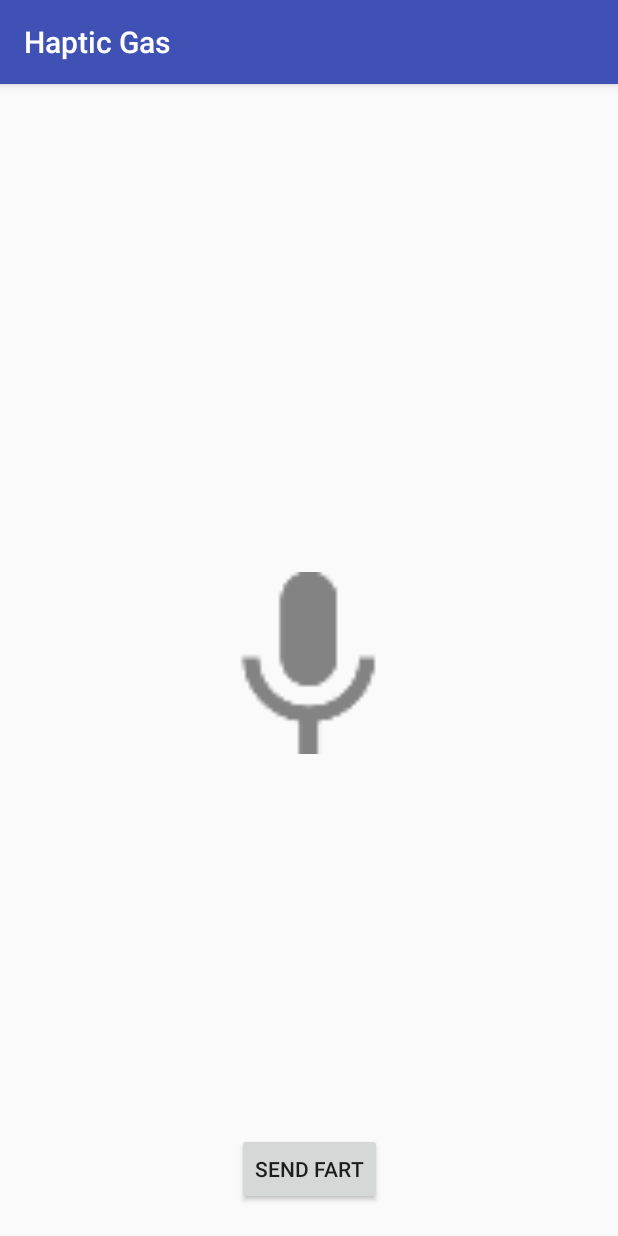
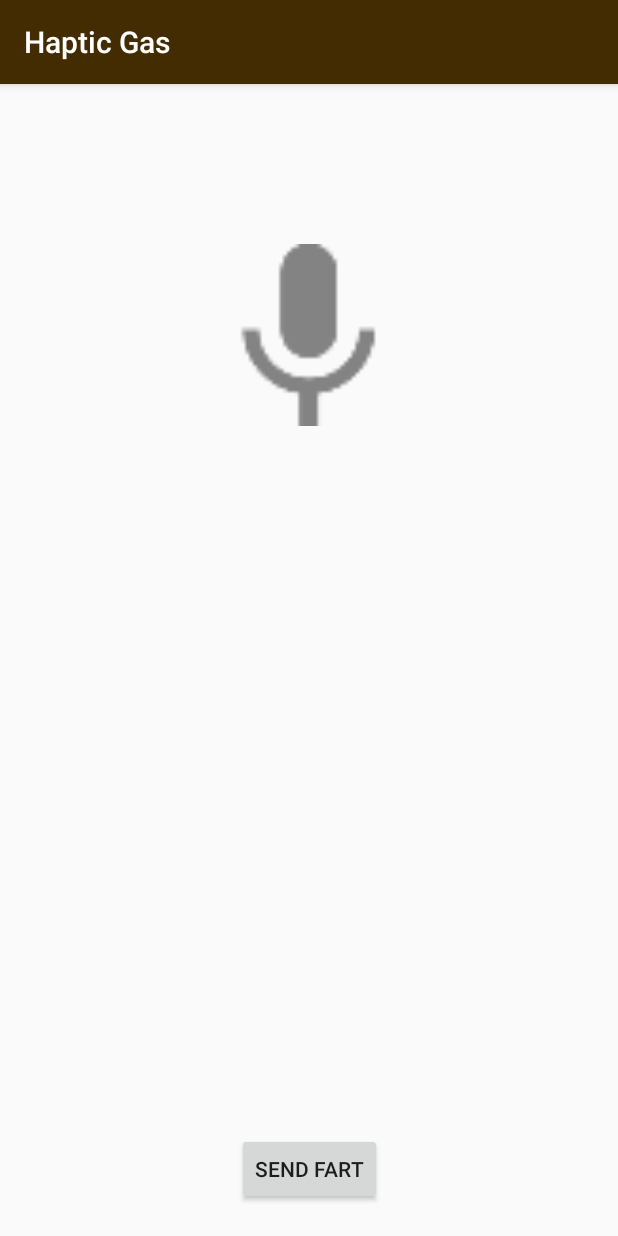
Before and after one commit to onkelangil/Hapticgass, an Android app: the SendActivity screen opened directly, with no data from a screen before it, on a phone screen of 412 x 824 dp. Run offline under Robolectric (Android 15) with nearby library versions, the phone set to English and light mode, and no system bars; our stand-ins replace Firebase (no records; nobody signed in at launch, a user with empty details on screens opened directly).

Commit message:
more ui stuff and butt stuff

```diff
--- a/app/src/main/res/layout-land/activity_send.xml
+++ b/app/src/main/res/layout-land/activity_send.xml
@@ -20,7 +20,7 @@
         app:layout_constraintLeft_toLeftOf="@+id/imageView2"
         app:layout_constraintRight_toRightOf="@+id/imageView2"
         app:layout_constraintTop_toTopOf="parent"
-        app:layout_constraintVertical_bias="0.902"
+        app:layout_constraintVertical_bias="0.774"
         android:layout_marginStart="8dp"
         android:layout_marginEnd="8dp"
         app:layout_constraintHorizontal_bias="0.428" />
@@ -28,7 +28,7 @@
     <ListView
         android:id="@+id/friendSend"
         android:layout_width="340dp"
-        android:layout_height="299dp"
+        android:layout_height="fill_parent"
         android:layout_marginBottom="8dp"
         android:layout_marginLeft="0dp"
         android:layout_marginRight="0dp"
@@ -52,8 +52,8 @@
         app:layout_constraintRight_toRightOf="parent"
         app:layout_constraintTop_toTopOf="parent"
         android:layout_marginTop="8dp"
-        app:layout_constraintHorizontal_bias="0.539"
+        app:layout_constraintHorizontal_bias="0.563"
         app:layout_constraintLeft_toRightOf="@+id/friendSend"
         app:layout_constraintBottom_toTopOf="@+id/btnSend"
-        app:layout_constraintVertical_bias="1.0" />
+        app:layout_constraintVertical_bias="0.779" />
 </android.support.constraint.ConstraintLayout>
--- a/app/src/main/res/layout/activity_send.xml
+++ b/app/src/main/res/layout/activity_send.xml
@@ -27,17 +27,16 @@
     <ListView
         android:id="@+id/friendSend"
         android:layout_width="wrap_content"
-        android:layout_height="289dp"
-        android:layout_marginBottom="8dp"
+        android:layout_height="335dp"
+        android:layout_marginBottom="0dp"
         android:layout_marginLeft="0dp"
         android:layout_marginRight="0dp"
-        android:layout_marginTop="8dp"
+        android:layout_marginTop="0dp"
         app:layout_constraintBottom_toBottomOf="parent"
         app:layout_constraintHorizontal_bias="0.0"
         app:layout_constraintLeft_toLeftOf="parent"
         app:layout_constraintRight_toRightOf="parent"
-        app:layout_constraintTop_toTopOf="parent"
-        app:layout_constraintVertical_bias="1.0" />
+        app:layout_constraintTop_toBottomOf="@+id/imageView2" />
 
     <ImageView
         android:id="@+id/imageView2"
@@ -51,7 +50,8 @@
         android:layout_marginRight="8dp"
         app:layout_constraintRight_toRightOf="parent"
         app:layout_constraintTop_toTopOf="parent"
-        android:layout_marginTop="8dp"
+        android:layout_marginTop="0dp"
         app:layout_constraintHorizontal_bias="0.502"
-        app:layout_constraintVertical_bias="1.0" />
+        app:layout_constraintVertical_bias="0.0" />
+
 </android.support.constraint.ConstraintLayout>
--- a/app/src/main/res/layout/fart_list_item.xml
+++ b/app/src/main/res/layout/fart_list_item.xml
@@ -8,7 +8,7 @@
         android:layout_width="wrap_content"
         android:layout_height="51dp"
         android:layout_weight="1"
-        android:text="TextView"
+        android:text=""
         android:gravity="center_vertical"
         android:textAppearance="@style/TextAppearance.AppCompat.Headline" />
 
--- a/app/src/main/res/layout/friend_list_item.xml
+++ b/app/src/main/res/layout/friend_list_item.xml
@@ -15,7 +15,7 @@
         android:layout_width="wrap_content"
         android:layout_height="49dp"
         android:layout_weight="1"
-        android:text="TextView"
+        android:text=""
         android:textAppearance="@style/TextAppearance.AppCompat.Headline" /><![CDATA[
 
 
--- a/app/src/main/res/values/colors.xml
+++ b/app/src/main/res/values/colors.xml
@@ -1,6 +1,6 @@
 <?xml version="1.0" encoding="utf-8"?>
 <resources>
-    <color name="colorPrimary">#3F51B5</color>
-    <color name="colorPrimaryDark">#303F9F</color>
-    <color name="colorAccent">#FF4081</color>
+    <color name="colorPrimary">#432b02</color>
+    <color name="colorPrimaryDark">#5a3a02</color>
+    <color name="colorAccent">#c27b00</color>
 </resources>
```
